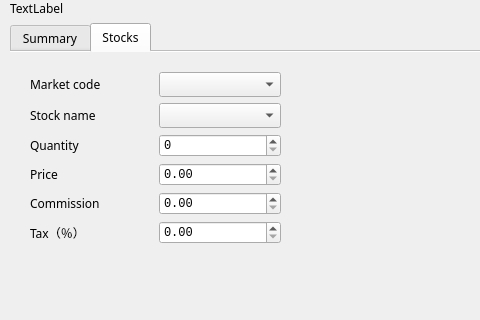
Above: qt/lisagui.ui from rockwolf/python before the change; both pictures show x 0 to 480 and y 96 to 416 of the 1000 by 615 pixel window. Below: the same form after it.
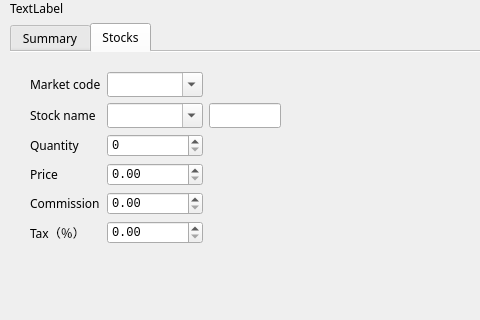
That is the form after the change.

Commit message: Important bugfixes and made the gui stockname editable.

```diff
--- a/qt/lisagui.ui
+++ b/qt/lisagui.ui
@@ -365,9 +365,16 @@
             <height>176</height>
            </rect>
           </property>
-          <layout class="QGridLayout" name="gridLayout_5">
+          <layout class="QGridLayout" name="gridLayout_5" columnstretch="0,0,0,0,0,0" columnminimumwidth="0,0,0,0,0,0">
+           <property name="sizeConstraint">
+            <enum>QLayout::SetDefaultConstraint</enum>
+           </property>
            <item row="0" column="4">
-            <widget class="QComboBox" name="cmb_marketcode"/>
+            <widget class="QComboBox" name="cmb_marketcode">
+             <property name="editable">
+              <bool>true</bool>
+             </property>
+            </widget>
            </item>
            <item row="3" column="4">
             <widget class="QDoubleSpinBox" name="spn_price">
@@ -428,7 +435,11 @@
             </widget>
            </item>
            <item row="1" column="4">
-            <widget class="QComboBox" name="cmb_stockname"/>
+            <widget class="QComboBox" name="cmb_stockname">
+             <property name="editable">
+              <bool>true</bool>
+             </property>
+            </widget>
            </item>
            <item row="4" column="0">
             <widget class="QLabel" name="lbl_commission">
@@ -474,6 +485,9 @@
              </property>
             </widget>
            </item>
+           <item row="1" column="5">
+            <widget class="QLineEdit" name="lineEdit"/>
+           </item>
           </layout>
          </widget>
         </widget>
```
The commit also changes 6 other files.
